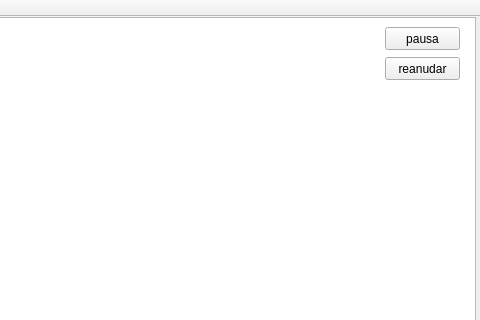
Old version of the form mainwindow.ui in the repository SantiagoTadio/SpaceOdissey2; both pictures show x 345 to 825 and y 0 to 320 of the 825 by 544 pixel window.
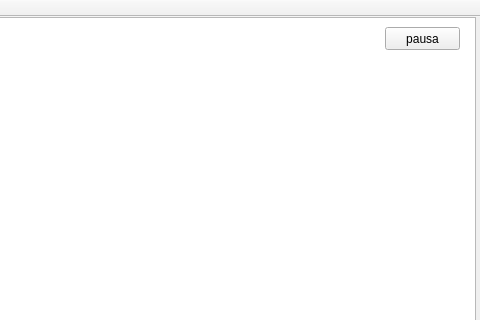
New version of the form.

```diff
--- a/mainwindow.ui
+++ b/mainwindow.ui
@@ -107,19 +107,6 @@
      <string>pausa</string>
     </property>
    </widget>
-   <widget class="QPushButton" name="pushButton_2">
-    <property name="geometry">
-     <rect>
-      <x>730</x>
-      <y>40</y>
-      <width>75</width>
-      <height>23</height>
-     </rect>
-    </property>
-    <property name="text">
-     <string>reanudar</string>
-    </property>
-   </widget>
    <widget class="QLabel" name="label_2">
     <property name="geometry">
      <rect>
```
